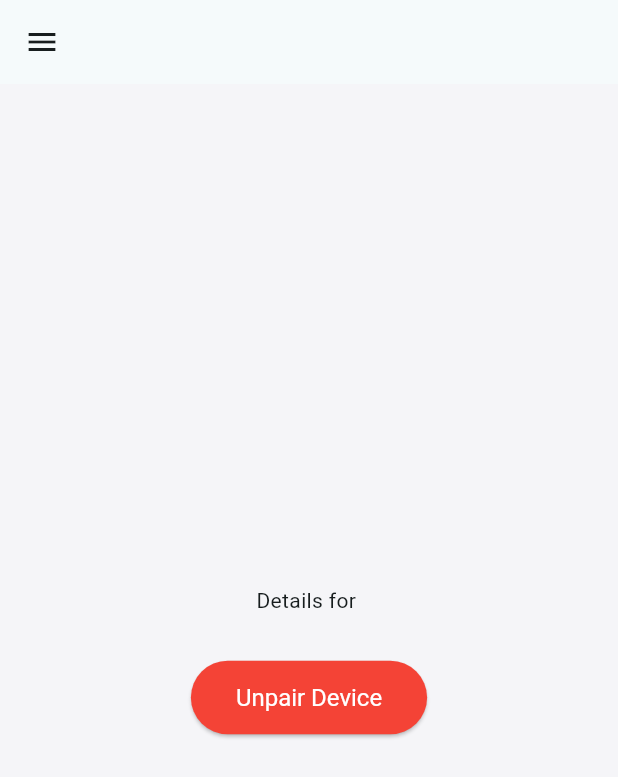
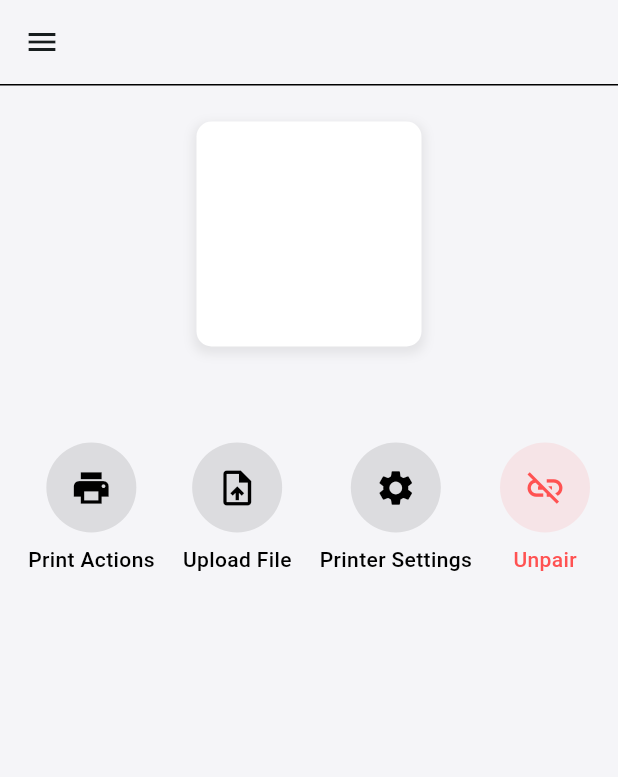
Before and after one commit to afoong2003/zebra, a Flutter app: the ConnectedPrinter screen opened directly with empty values, on a phone screen of 412 x 824 dp. Shown: the top 777 px of the screen. Run offline on Flutter 3.47's test engine with Material 3 defaults, Android fonts, the phone set to English and light mode, and no system bars; our stand-ins replace permission_handler.

Commit message:
Connection And test print

```diff
--- a/frontend/lib/pages/about.dart
+++ b/frontend/lib/pages/about.dart
@@ -12,7 +12,7 @@ class AboutPage extends StatelessWidget {
         bottom: PreferredSize(
           preferredSize: Size.fromHeight(1.0),
           child: Container(
-            color: Colors.grey,
+            color: Colors.black,
             height: 1.0,
           ),
         ),
--- a/frontend/lib/pages/connected_printer.dart
+++ b/frontend/lib/pages/connected_printer.dart
@@ -1,29 +1,125 @@
 import 'package:flutter/material.dart';
 import 'package:frontend/menu/connected_menu.dart';
 import '../main.dart';
+import 'use_printer.dart';
 
 class ConnectedPrinter extends StatelessWidget {
   final String printerName;
 
   const ConnectedPrinter({super.key, required this.printerName});
 
+  Widget _buildActionButton({
+    required BuildContext context,
+    required IconData icon,
+    required String label,
+    required Color color,
+    required VoidCallback onTap,
+  }) {
+    return Column(
+      mainAxisSize: MainAxisSize.min,
+      children: [
+        InkWell(
+          onTap: onTap,
+          borderRadius: BorderRadius.circular(40),
+          child: Container(
+            padding: const EdgeInsets.all(16),
+            decoration: BoxDecoration(
+              shape: BoxShape.circle,
+              color: color.withOpacity(0.1),
+            ),
+            child: Icon(icon, size: 28, color: color),
+          ),
+        ),
+        const SizedBox(height: 8),
+        Text(label, style: TextStyle(color: color, fontWeight: FontWeight.w500)),
+      ],
+    );
+  }
+
   @override
   Widget build(BuildContext context) {
     return Scaffold(
+      backgroundColor: const Color(0xFFF5F5F8),
       appBar: AppBar(
+        backgroundColor: const Color(0xFFF5F5F8),
         title: Text(printerName),
+        bottom: PreferredSize(
+          preferredSize: const Size.fromHeight(1.0),
+          child: Container(
+            color: Colors.black,
+            height: 1.0,
+          ),
+        ),
       ),
       drawer: ConnectedMenu(printerName: printerName),
-      body: Center(
+      body: SingleChildScrollView(
+        padding: const EdgeInsets.symmetric(vertical: 24.0),
         child: Column(
-          mainAxisAlignment: MainAxisAlignment.center,
+          mainAxisAlignment: MainAxisAlignment.start,
           children: [
-            Text('Details for $printerName'),
-            const SizedBox(height: 30),
-            ElevatedButton(
-              onPressed: () {
-                print('Unpairing from $printerName');
+            // First Container: Printer Image
+            Container(
+              width: 150,
+              height: 150,
+              decoration: BoxDecoration(
+                color: Colors.white,
+                borderRadius: BorderRadius.circular(10),
+                boxShadow: [
+                  BoxShadow(
+                    color: Colors.grey.withOpacity(0.2),
+                    spreadRadius: 2,
+                    blurRadius: 5,
+                    offset: const Offset(0, 3),
+                  ),
+                ],
+              ),
 
+            ),
+            const SizedBox(height: 16),
+
+            const SizedBox(height: 48),
+
+            // Second Container: Functionality as a Row of Buttons ---
+            Row(
+              mainAxisAlignment: MainAxisAlignment.spaceEvenly,
+              children: [
+                _buildActionButton(
+                  context: context,
+                  icon: Icons.print,
+                  label: 'Print Actions',
+                  color: Colors.black,
+                  onTap: () {
+                    print('Tapped Print');
+                    Navigator.push(
+                      context,
+                      MaterialPageRoute(
+                        builder: (context) => UsePrinter(printerName: printerName),
+                      ),
+                    );
+                  },
+                ),
+                _buildActionButton(
+                  context: context,
+                  icon: Icons.upload_file,
+                  label: 'Upload File',
+                  color: Colors.black,
+                  onTap: () {
+                  },
+                ),
+                _buildActionButton(
+                  context: context,
+                  icon: Icons.settings,
+                  label: 'Printer Settings',
+                  color: Colors.black,
+                  onTap: () {
+                  },
+                ),
+                _buildActionButton(
+                  context: context,
+                  icon: Icons.link_off,
+                  label: 'Unpair',
+                  color: Colors.redAccent,
+                  onTap: () {
                     Navigator.pushReplacement(
                       context,
                       MaterialPageRoute(
@@ -31,13 +127,8 @@ class ConnectedPrinter extends StatelessWidget {
                       ),
                     );
                   },
-              style: ElevatedButton.styleFrom(
-                backgroundColor: Colors.red,
-                foregroundColor: Colors.white,
-                padding: const EdgeInsets.symmetric(horizontal: 30, vertical: 15),
-                textStyle: const TextStyle(fontSize: 16),
                 ),
-              child: const Text('Unpair Device'),
+              ],
             ),
           ],
         ),
--- a/frontend/lib/pages/documentation.dart
+++ b/frontend/lib/pages/documentation.dart
@@ -12,7 +12,7 @@ class DocumentationPage extends StatelessWidget {
         bottom: PreferredSize(
           preferredSize: Size.fromHeight(1.0),
           child: Container(
-            color: Colors.grey,
+            color: Colors.black,
             height: 1.0,
           ),
         ),
--- a/frontend/lib/pages/settings.dart
+++ b/frontend/lib/pages/settings.dart
@@ -12,7 +12,7 @@ class SettingsPage extends StatelessWidget {
         bottom: PreferredSize(
           preferredSize: Size.fromHeight(1.0),
           child: Container(
-            color: Colors.grey,
+            color: Colors.black,
             height: 1.0,
           ),
         ),
--- a/frontend/lib/pages/zebra_assist.dart
+++ b/frontend/lib/pages/zebra_assist.dart
@@ -12,7 +12,7 @@ class ZebraAssist extends StatelessWidget {
         bottom: PreferredSize(
           preferredSize: Size.fromHeight(1.0),
           child: Container(
-            color: Colors.grey,
+            color: Colors.black,
             height: 1.0,
           ),
         ),
```
Also changed, not shown: frontend/lib/main.dart (+15 -6 lines), frontend/lib/menu/connected_menu.dart (+5 -5 lines), frontend/lib/menu/unconnected_menu.dart (+5 -5 lines), frontend/lib/pages/use_printer.dart (added, +50 -0 lines), frontend/lib/services/zebra_service.dart (+10 -0 lines), frontend/lib/pages/printer_settings.dart (added), 8 other files. Lines whose indentation alone changed are shown as unchanged.
